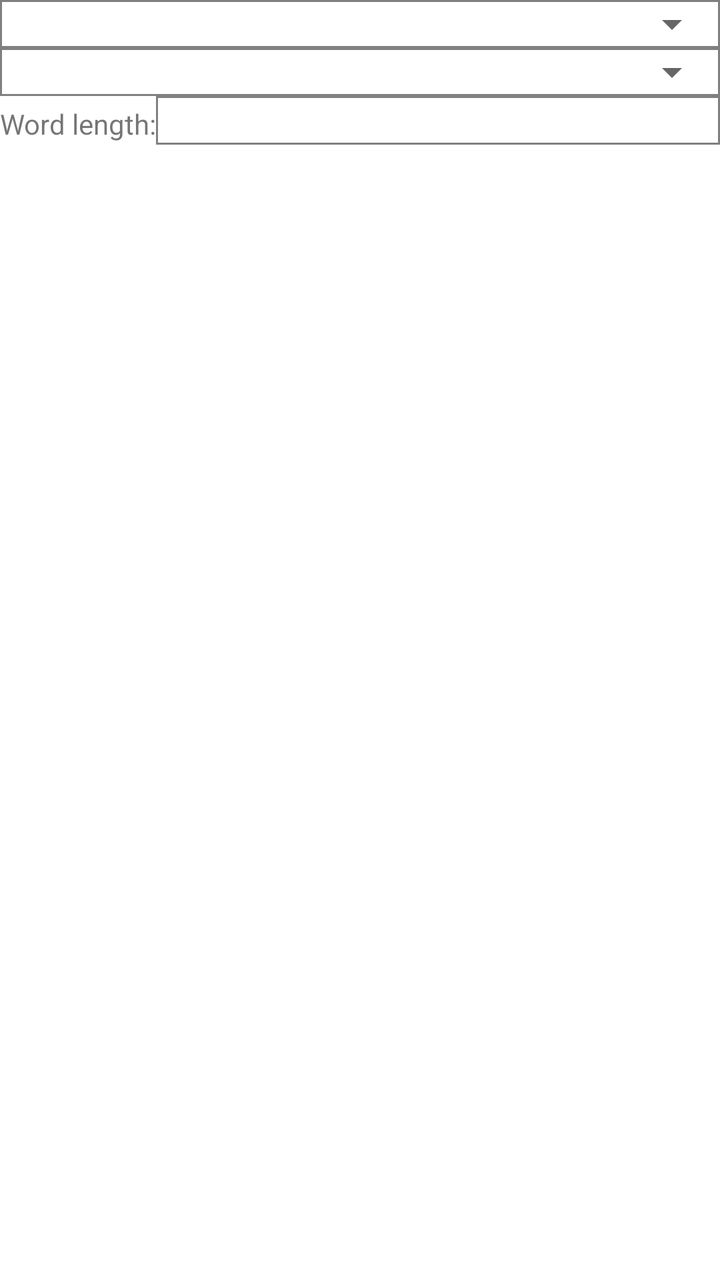
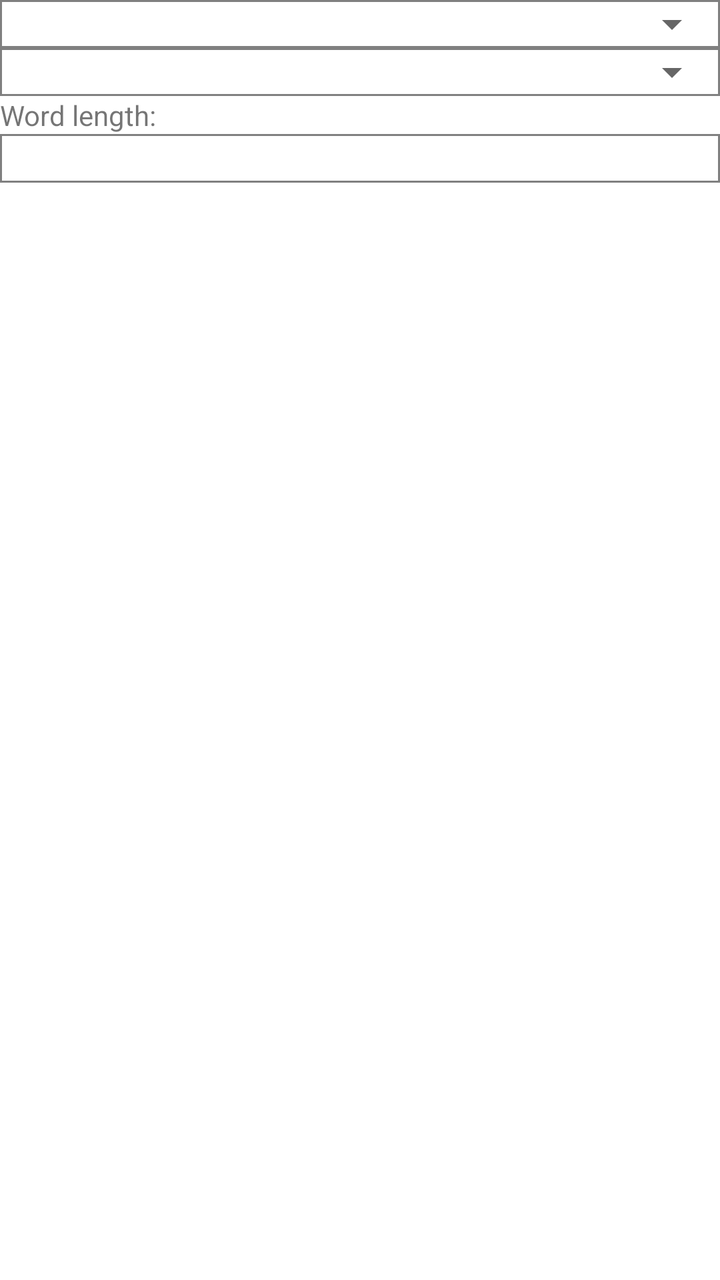

Before-and-after screenshots of an Android layout around one commit, followed by the original layout XML and the change that was made.
<!-- AndroidManifest.xml: application theme Theme.WordQuiz -->
<!-- res/layout/solve.xml -->
<?xml version="1.0" encoding="utf-8"?>
<LinearLayout xmlns:android="http://schemas.android.com/apk/res/android"
    android:orientation="vertical"
    android:layout_width="match_parent"
    android:layout_height="match_parent">
    <FrameLayout
        android:layout_width="match_parent"
        android:layout_height="wrap_content"
        android:background="@drawable/rectangle">
        <Spinner
            android:id="@+id/spinner5"
            android:layout_width="match_parent"
            android:layout_height="wrap_content" />
    </FrameLayout>
    <FrameLayout
        android:layout_width="match_parent"
        android:layout_height="wrap_content"
        android:background="@drawable/rectangle">
        <Spinner
            android:id="@+id/spinner21"
            android:layout_width="match_parent"
            android:layout_height="wrap_content" />
    </FrameLayout>
    <LinearLayout
        android:orientation="horizontal"
        android:layout_width="match_parent"
        android:layout_height="match_parent">
        <TextView
            android:layout_width="wrap_content"
            android:layout_height="wrap_content"
            android:text="Word length:"
            android:id="@+id/textview80">
        </TextView>
        <EditText
            android:id="@+id/edittext17"
            android:inputType="number"
            android:layout_width="match_parent"
            android:layout_height="wrap_content"
            android:background="@drawable/rectangle">
        </EditText>
    </LinearLayout>
</LinearLayout>
<!-- resources referenced by this layout -->
<resources>
  <!-- drawable rectangle (drawable) -->
  <?xml version="1.0" encoding="utf-8"?>
  <shape xmlns:android="http://schemas.android.com/apk/res/android">
      <stroke
          android:width="1dp"
          android:color="@color/gray"/>
  </shape>
  <style name="Theme.WordQuiz" parent="Theme.MaterialComponents.DayNight.NoActionBar">
          
          <item name="colorPrimary">@color/purple_500</item>
          <item name="colorPrimaryVariant">@color/purple_700</item>
          <item name="colorOnPrimary">@color/white</item>
          
          <item name="colorSecondary">@color/teal_200</item>
          <item name="colorSecondaryVariant">@color/teal_700</item>
          <item name="colorOnSecondary">@color/black</item>
          
          <item name="android:statusBarColor" tools:targetApi="l">?attr/colorPrimaryVariant</item>
          
      </style>
  <color name="gray">#FF808080</color>
  <color name="purple_500">#FF6200EE</color>
  <color name="purple_700">#FF3700B3</color>
  <color name="white">#FFFFFFFF</color>
  <color name="teal_200">#FF03DAC5</color>
  <color name="teal_700">#FF018786</color>
  <color name="black">#FF000000</color>
</resources>

<!-- the commit's change to res/layout/solve.xml (unified diff, before → after) -->
@@ -21,22 +21,17 @@
             android:layout_width="match_parent"
             android:layout_height="wrap_content" />
     </FrameLayout>
-    <LinearLayout
-        android:orientation="horizontal"
+    <TextView
+        android:layout_width="wrap_content"
+        android:layout_height="wrap_content"
+        android:text="Word length:"
+        android:id="@+id/textview80">
+    </TextView>
+    <EditText
+        android:id="@+id/edittext17"
+        android:inputType="number"
         android:layout_width="match_parent"
-        android:layout_height="match_parent">
-        <TextView
-            android:layout_width="wrap_content"
-            android:layout_height="wrap_content"
-            android:text="Word length:"
-            android:id="@+id/textview80">
-        </TextView>
-        <EditText
-            android:id="@+id/edittext17"
-            android:inputType="number"
-            android:layout_width="match_parent"
-            android:layout_height="wrap_content"
-            android:background="@drawable/rectangle">
-        </EditText>
-    </LinearLayout>
+        android:layout_height="wrap_content"
+        android:background="@drawable/rectangle">
+    </EditText>
 </LinearLayout>
